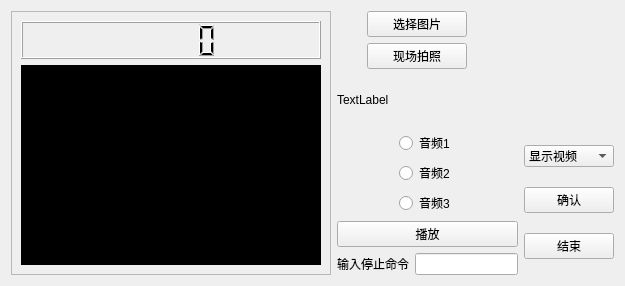
Before: the Qt Designer form first.ui in wqz123287/face_test, drawn with Qt 5.
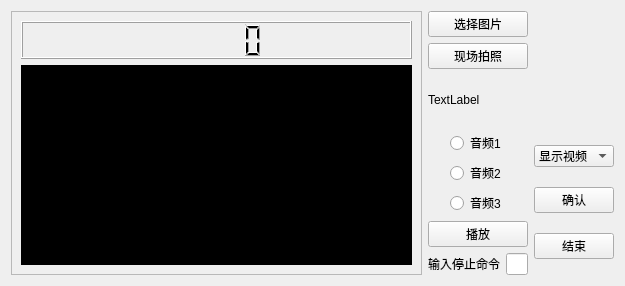
After: the same form once the commit is applied.

```diff
--- a/first.ui
+++ b/first.ui
@@ -13,7 +13,7 @@
   <property name="windowTitle">
    <string>Form</string>
   </property>
-  <layout class="QHBoxLayout" name="horizontalLayout_5">
+  <layout class="QHBoxLayout" name="horizontalLayout_5" stretch="7,3">
    <item>
     <widget class="QFrame" name="frame">
      <property name="frameShape">
```
